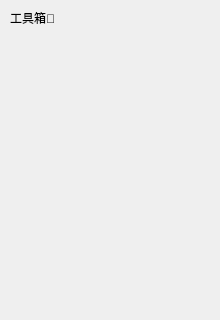
First picture: the form in ui/tool.ui, repository Kelsonz/graph_tool, before the edit; both pictures show x 0 to 220 and y 0 to 320 of the 220 by 811 pixel window.
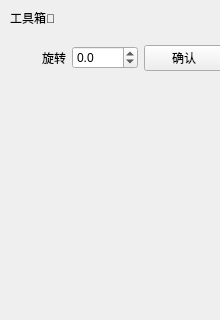
Second picture: the form after the edit.

```diff
--- a/ui/tool.ui
+++ b/ui/tool.ui
@@ -32,6 +32,48 @@
                 <string>工具箱🧰</string>
             </property>
         </widget>
+        <widget class="QWidget" name="">
+            <property name="geometry">
+                <rect>
+                    <x>0</x>
+                    <y>40</y>
+                    <width>224</width>
+                    <height>36</height>
+                </rect>
+            </property>
+            <layout class="QHBoxLayout" name="horizontalLayout">
+                <item>
+                    <widget class="QLabel" name="label_2">
+                        <property name="text">
+                            <string>旋转</string>
+                        </property>
+                        <property name="alignment">
+                            <set>Qt::AlignRight|Qt::AlignTrailing|Qt::AlignVCenter</set>
+                        </property>
+                    </widget>
+                </item>
+                <item>
+                    <widget class="QDoubleSpinBox" name="doubleSpinBox_rotate">
+                        <property name="decimals">
+                            <number>1</number>
+                        </property>
+                        <property name="minimum">
+                            <double>-360.000000000000000</double>
+                        </property>
+                        <property name="maximum">
+                            <double>360.000000000000000</double>
+                        </property>
+                    </widget>
+                </item>
+                <item>
+                    <widget class="QPushButton" name="btn_rotate">
+                        <property name="text">
+                            <string>确认</string>
+                        </property>
+                    </widget>
+                </item>
+            </layout>
+        </widget>
     </widget>
     <resources/>
     <connections/>
```
